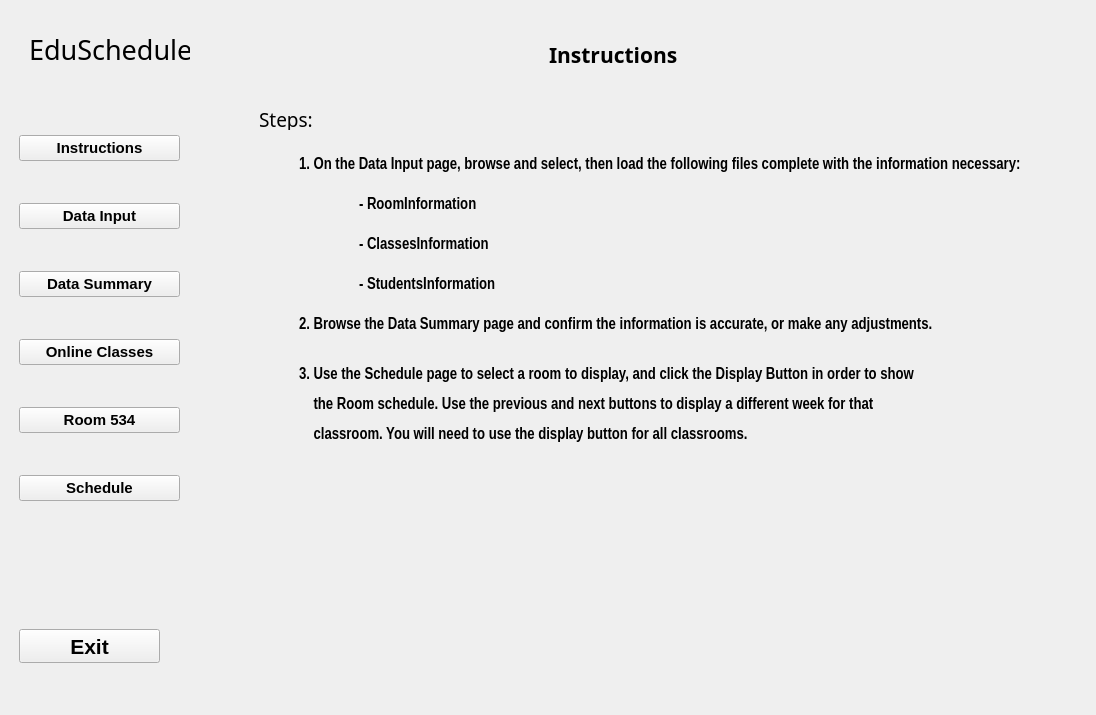
Old version of the form GUI_App/Scheduler1.ui in the repository MacEwanCMPT395/2023-01_Team3.
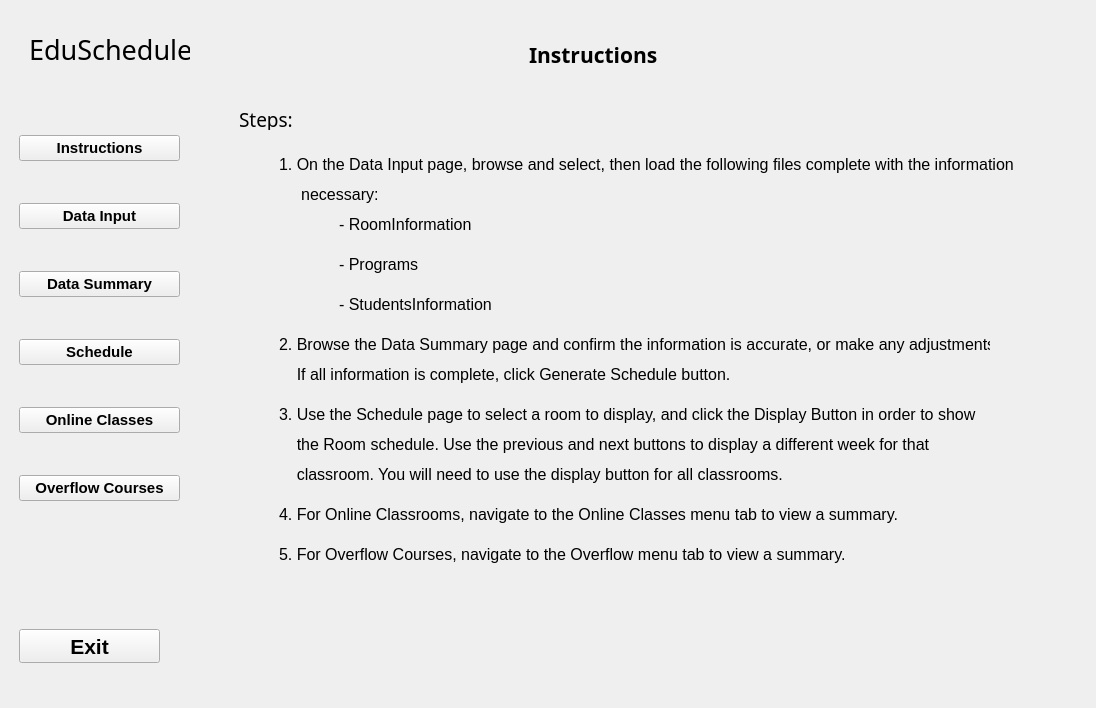
New version of the form. The open tabs and pages were chosen to show the change. Icons and pictures are not drawn.

```diff
--- a/GUI_App/Scheduler1.ui
+++ b/GUI_App/Scheduler1.ui
@@ -7,7 +7,7 @@
     <x>0</x>
     <y>0</y>
     <width>1096</width>
-    <height>715</height>
+    <height>708</height>
    </rect>
   </property>
   <property name="windowTitle">
@@ -146,6 +146,28 @@
            </property>
           </widget>
          </item>
+         <item>
+          <widget class="QPushButton" name="schedule_page_button">
+           <property name="font">
+            <font>
+             <family>Arial</family>
+             <pointsize>11</pointsize>
+             <weight>75</weight>
+             <italic>false</italic>
+             <bold>true</bold>
+            </font>
+           </property>
+           <property name="text">
+            <string>Schedule</string>
+           </property>
+           <property name="checkable">
+            <bool>true</bool>
+           </property>
+           <property name="autoExclusive">
+            <bool>true</bool>
+           </property>
+          </widget>
+         </item>
          <item>
           <widget class="QPushButton" name="room_533_page_btn">
            <property name="font">
@@ -174,29 +196,7 @@
             </font>
            </property>
            <property name="text">
-            <string>Room 534</string>
-           </property>
-          </widget>
-         </item>
-         <item>
-          <widget class="QPushButton" name="schedule_page_button">
-           <property name="font">
-            <font>
-             <family>Arial</family>
-             <pointsize>11</pointsize>
-             <weight>75</weight>
-             <italic>false</italic>
-             <bold>true</bold>
-            </font>
-           </property>
-           <property name="text">
-            <string>Schedule</string>
-           </property>
-           <property name="checkable">
-            <bool>true</bool>
-           </property>
-           <property name="autoExclusive">
-            <bool>true</bool>
+            <string>Overflow Courses</string>
            </property>
           </widget>
          </item>
@@ -215,10 +215,10 @@
        <widget class="QStackedWidget" name="stackedWidget">
         <property name="geometry">
          <rect>
-          <x>-20</x>
+          <x>-40</x>
           <y>0</y>
-          <width>861</width>
-          <height>681</height>
+          <width>881</width>
+          <height>711</height>
          </rect>
         </property>
         <property name="currentIndex">
@@ -1301,34 +1301,34 @@
           </property>
           <property name="font">
            <font>
-            <family>Arial Narrow</family>
+            <family>Arial</family>
             <pointsize>12</pointsize>
-            <weight>75</weight>
-            <bold>true</bold>
+            <weight>50</weight>
+            <bold>false</bold>
            </font>
           </property>
           <property name="layoutDirection">
            <enum>Qt::LeftToRight</enum>
           </property>
           <property name="text">
-           <string>1. On the Data Input page, browse and select, then load the following files complete with the information necessary: </string>
+           <string>1. On the Data Input page, browse and select, then load the following files complete with the information </string>
           </property>
          </widget>
          <widget class="QLabel" name="label_32">
           <property name="geometry">
            <rect>
             <x>160</x>
-            <y>180</y>
+            <y>200</y>
             <width>151</width>
             <height>31</height>
            </rect>
           </property>
           <property name="font">
            <font>
-            <family>Arial Narrow</family>
+            <family>Arial</family>
             <pointsize>12</pointsize>
-            <weight>75</weight>
-            <bold>true</bold>
+            <weight>50</weight>
+            <bold>false</bold>
            </font>
           </property>
           <property name="layoutDirection">
@@ -1342,41 +1342,41 @@
           <property name="geometry">
            <rect>
             <x>160</x>
-            <y>220</y>
+            <y>240</y>
             <width>161</width>
             <height>31</height>
            </rect>
           </property>
           <property name="font">
            <font>
-            <family>Arial Narrow</family>
+            <family>Arial</family>
             <pointsize>12</pointsize>
-            <weight>75</weight>
-            <bold>true</bold>
+            <weight>50</weight>
+            <bold>false</bold>
            </font>
           </property>
           <property name="layoutDirection">
            <enum>Qt::LeftToRight</enum>
           </property>
           <property name="text">
-           <string>- ClassesInformation</string>
+           <string>- Programs</string>
           </property>
          </widget>
          <widget class="QLabel" name="label_34">
           <property name="geometry">
            <rect>
             <x>160</x>
-            <y>260</y>
+            <y>280</y>
             <width>161</width>
             <height>31</height>
            </rect>
           </property>
           <property name="font">
            <font>
-            <family>Arial Narrow</family>
+            <family>Arial</family>
             <pointsize>12</pointsize>
-            <weight>75</weight>
-            <bold>true</bold>
+            <weight>50</weight>
+            <bold>false</bold>
            </font>
           </property>
           <property name="layoutDirection">
@@ -1390,17 +1390,17 @@
           <property name="geometry">
            <rect>
             <x>100</x>
-            <y>300</y>
+            <y>320</y>
             <width>711</width>
             <height>31</height>
            </rect>
           </property>
           <property name="font">
            <font>
-            <family>Arial Narrow</family>
+            <family>Arial</family>
             <pointsize>12</pointsize>
-            <weight>75</weight>
-            <bold>true</bold>
+            <weight>50</weight>
+            <bold>false</bold>
            </font>
           </property>
           <property name="layoutDirection">
@@ -1414,17 +1414,17 @@
           <property name="geometry">
            <rect>
             <x>100</x>
-            <y>350</y>
+            <y>390</y>
             <width>701</width>
             <height>31</height>
            </rect>
           </property>
           <property name="font">
            <font>
-            <family>Arial Narrow</family>
+            <family>Arial</family>
             <pointsize>12</pointsize>
-            <weight>75</weight>
-            <bold>true</bold>
+            <weight>50</weight>
+            <bold>false</bold>
            </font>
           </property>
           <property name="layoutDirection">
@@ -1438,17 +1438,17 @@
           <property name="geometry">
            <rect>
             <x>100</x>
-            <y>380</y>
+            <y>420</y>
             <width>701</width>
             <height>31</height>
            </rect>
           </property>
           <property name="font">
            <font>
-            <family>Arial Narrow</family>
+            <family>Arial</family>
             <pointsize>12</pointsize>
-            <weight>75</weight>
-            <bold>true</bold>
+            <weight>50</weight>
+            <bold>false</bold>
            </font>
           </property>
           <property name="layoutDirection">
@@ -1462,17 +1462,17 @@
           <property name="geometry">
            <rect>
             <x>100</x>
-            <y>410</y>
+            <y>450</y>
             <width>701</width>
             <height>31</height>
            </rect>
           </property>
           <property name="font">
            <font>
-            <family>Arial Narrow</family>
+            <family>Arial</family>
             <pointsize>12</pointsize>
-            <weight>75</weight>
-            <bold>true</bold>
+            <weight>50</weight>
+            <bold>false</bold>
            </font>
           </property>
           <property name="layoutDirection">
@@ -1482,6 +1482,102 @@
            <string>    classroom. You will need to use the display button for all classrooms.</string>
           </property>
          </widget>
+         <widget class="QLabel" name="label_41">
+          <property name="geometry">
+           <rect>
+            <x>100</x>
+            <y>170</y>
+            <width>741</width>
+            <height>31</height>
+           </rect>
+          </property>
+          <property name="font">
+           <font>
+            <family>Arial</family>
+            <pointsize>12</pointsize>
+            <weight>50</weight>
+            <bold>false</bold>
+           </font>
+          </property>
+          <property name="layoutDirection">
+           <enum>Qt::LeftToRight</enum>
+          </property>
+          <property name="text">
+           <string>     necessary: </string>
+          </property>
+         </widget>
+         <widget class="QLabel" name="label_42">
+          <property name="geometry">
+           <rect>
+            <x>100</x>
+            <y>350</y>
+            <width>711</width>
+            <height>31</height>
+           </rect>
+          </property>
+          <property name="font">
+           <font>
+            <family>Arial</family>
+            <pointsize>12</pointsize>
+            <weight>50</weight>
+            <bold>false</bold>
+           </font>
+          </property>
+          <property name="layoutDirection">
+           <enum>Qt::LeftToRight</enum>
+          </property>
+          <property name="text">
+           <string>    If all information is complete, click Generate Schedule button.</string>
+          </property>
+         </widget>
+         <widget class="QLabel" name="label_43">
+          <property name="geometry">
+           <rect>
+            <x>100</x>
+            <y>490</y>
+            <width>701</width>
+            <height>31</height>
+           </rect>
+          </property>
+          <property name="font">
+           <font>
+            <family>Arial</family>
+            <pointsize>12</pointsize>
+            <weight>50</weight>
+            <bold>false</bold>
+           </font>
+          </property>
+          <property name="layoutDirection">
+           <enum>Qt::LeftToRight</enum>
+          </property>
+          <property name="text">
+           <string>4. For Online Classrooms, navigate to the Online Classes menu tab to view a summary.</string>
+          </property>
+         </widget>
+         <widget class="QLabel" name="label_44">
+          <property name="geometry">
+           <rect>
+            <x>100</x>
+            <y>530</y>
+            <width>701</width>
+            <height>31</height>
+           </rect>
+          </property>
+          <property name="font">
+           <font>
+            <family>Arial</family>
+            <pointsize>12</pointsize>
+            <weight>50</weight>
+            <bold>false</bold>
+           </font>
+          </property>
+          <property name="layoutDirection">
+           <enum>Qt::LeftToRight</enum>
+          </property>
+          <property name="text">
+           <string>5. For Overflow Courses, navigate to the Overflow menu tab to view a summary.</string>
+          </property>
+         </widget>
         </widget>
         <widget class="QWidget" name="page10">
          <widget class="QLabel" name="label_22">
```
Left out of the diff: 96 changed lines with no effect on the pictures.
